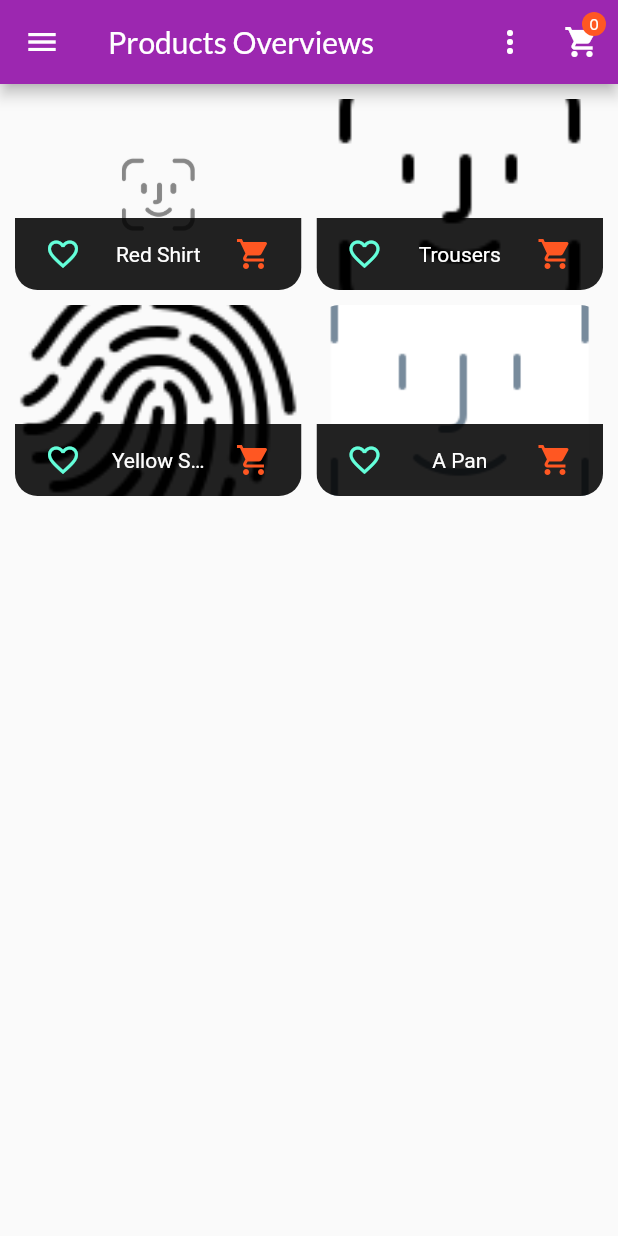
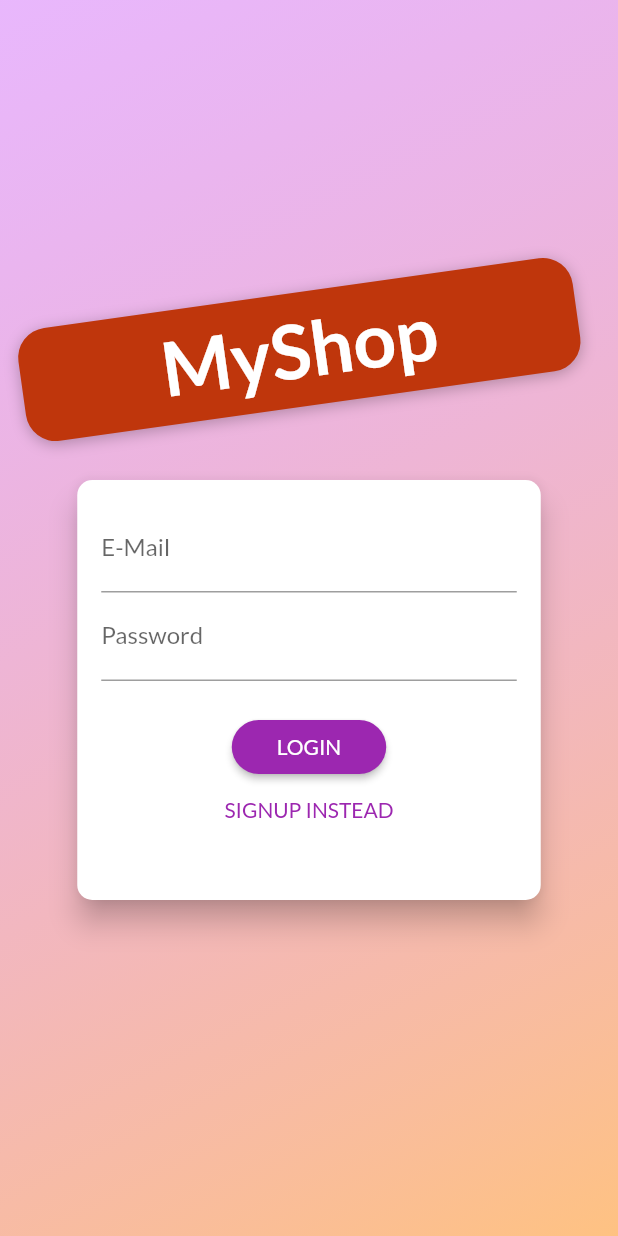
Before and after one commit to Tary-nan/build_adroid, a Flutter app: the screen it shows after launch, on a phone screen of 412 x 824 dp. Run offline on Flutter 3.47's test engine with Material 2 defaults, Android fonts, the phone set to English and light mode, and no system bars; our stand-ins replace get_it, rxdart; missing offline and left inert: sprinkle.

Commit message:
animation flutter

```diff
--- a/lib/StateManagement/FeatureProviders/provider.dart
+++ b/lib/StateManagement/FeatureProviders/provider.dart
@@ -67,12 +67,9 @@ class Products with ChangeNotifier {
     if (productIndex >= 0) {
       _items[productIndex] = newProduct;
       notifyListeners();
-
     }else{
       print("... rien");
     }
-
-
   }
 
   List<Product> get favoriteOnly =>  _items.where((productItem)=> productItem.isfavorite).toList();
--- /dev/null
+++ b/lib/StateManagement/Screens/auth_screen.dart
@@ -0,0 +1,293 @@
+import 'dart:math';
+
+import 'package:flutter/material.dart';
+
+enum AuthMode { Signup, Login }
+
+class AuthScreen extends StatelessWidget {
+  static const routeName = '/auth';
+
+  @override
+  Widget build(BuildContext context) {
+    final deviceSize = MediaQuery.of(context).size;
+    // final transformConfig = Matrix4.rotationZ(-8 * pi / 180);
+    // transformConfig.translate(-10.0);
+    return Scaffold(
+      // resizeToAvoidBottomInset: false,
+      body: Stack(
+        children: <Widget>[
+          Container(
+            decoration: BoxDecoration(
+              gradient: LinearGradient(
+                colors: [
+                  Color.fromRGBO(215, 117, 255, 1).withOpacity(0.5),
+                  Color.fromRGBO(255, 188, 117, 1).withOpacity(0.9),
+                ],
+                begin: Alignment.topLeft,
+                end: Alignment.bottomRight,
+                stops: [0, 1],
+              ),
+            ),
+          ),
+          SingleChildScrollView(
+            child: Container(
+              height: deviceSize.height,
+              width: deviceSize.width,
+              child: Column(
+                mainAxisAlignment: MainAxisAlignment.center,
+                crossAxisAlignment: CrossAxisAlignment.center,
+                children: <Widget>[
+                  Flexible(
+                    child: Container(
+                      margin: EdgeInsets.only(bottom: 20.0),
+                      padding:
+                          EdgeInsets.symmetric(vertical: 8.0, horizontal: 94.0),
+                      transform: Matrix4.rotationZ(-8 * pi / 180) // pi / angle 180 -8 steps  aiguille d'une montre + =/= -
+                        ..translate(-10.0),
+                      // ..translate(-10.0),
+                      decoration: BoxDecoration(
+                        borderRadius: BorderRadius.circular(20),
+                        color: Colors.deepOrange.shade900,
+                        boxShadow: [
+                          BoxShadow(
+                            blurRadius: 8,
+                            color: Colors.black26,
+                            offset: Offset(0, 2),
+                          )
+                        ],
+                      ),
+                      child: Text(
+                        'MyShop',
+                        style: TextStyle(
+                          color: Theme.of(context).accentTextTheme.title.color,
+                          fontSize: 50,
+                          fontFamily: 'Anton',
+                          fontWeight: FontWeight.normal,
+                        ),
+                      ),
+                    ),
+                  ),
+                  Flexible(
+                    flex: deviceSize.width > 600 ? 2 : 1,
+                    child: AuthCard(),
+                  ),
+                ],
+              ),
+            ),
+          ),
+        ],
+      ),
+    );
+  }
+}
+
+
+class AuthCard extends StatefulWidget {
+  const AuthCard({
+    Key key,
+  }) : super(key: key);
+
+  @override
+  _AuthCardState createState() => _AuthCardState();
+}
+
+class _AuthCardState extends State<AuthCard>
+    with SingleTickerProviderStateMixin {
+  final GlobalKey<FormState> _formKey = GlobalKey();
+  AuthMode _authMode = AuthMode.Login;
+  AnimationController _controller;
+  Animation<Size> _heightContainer;
+  Animation<double> _opacityAnimation;
+  Animation<Offset> _slideAnimation;
+  Map<String, String> _authData = {
+    'email': '',
+    'password': '',
+  };
+  var _isLoading = false;
+  final _passwordController = TextEditingController();
+
+  @override
+  void initState() {
+    super.initState();
+
+    _controller = AnimationController(vsync: this, duration: Duration(milliseconds: 300));
+    _heightContainer = Tween<Size>(
+      begin: Size(double.infinity, 280),
+      end: Size(double.infinity, 320)
+    ).animate(CurvedAnimation(parent: _controller, curve: Curves.easeIn));
+
+    _opacityAnimation = Tween<double>(
+      begin: 0.0,
+      end: 1.0
+    ).animate(CurvedAnimation(parent: _controller, curve: Curves.easeIn,));
+
+    _slideAnimation = Tween<Offset>(
+      begin: Offset(3, 0),
+      end: Offset(0, 0)
+    ).animate(CurvedAnimation(parent: _controller, curve: Curves.easeIn,));
+
+    _slideAnimation.addListener(()=> setState((){}));
+    // _opacityAnimation.addListener(()=> setState((){}));
+
+  }
+
+  @override
+  void dispose() {
+    super.dispose();
+    _controller.dispose();
+  }
+
+  void _showErrorDialog(String message) {
+    showDialog(
+      context: context,
+      builder: (ctx) => AlertDialog(
+            title: Text('An Error Occurred!'),
+            content: Text(message),
+            actions: <Widget>[
+              FlatButton(
+                child: Text('Okay'),
+                onPressed: () {
+                  Navigator.of(ctx).pop();
+                },
+              )
+            ],
+          ),
+    );
+  }
+
+  Future<void> _submit() async {
+    if (!_formKey.currentState.validate()) {
+      // Invalid!
+      return;
+    }
+    _formKey.currentState.save();
+    setState(() {
+      _isLoading = true;
+    });
+
+  }
+
+  void _switchAuthMode() {
+    if (_authMode == AuthMode.Login) {
+      setState(() {
+        _authMode = AuthMode.Signup;
+      });
+      _controller.forward();
+    } else {
+      setState(() {
+        _authMode = AuthMode.Login;
+      });
+      _controller.reverse();
+    }
+  }
+
+  @override
+  Widget build(BuildContext context) {
+    final deviceSize = MediaQuery.of(context).size;
+    return Card(
+      shape: RoundedRectangleBorder(
+        borderRadius: BorderRadius.circular(10.0),
+      ),
+      elevation: 8.0,
+      child: Container(
+        // height: _authMode == AuthMode.Signup ? 320 : 260,
+        height: _heightContainer.value.height,
+        constraints:
+            BoxConstraints(minHeight: _heightContainer.value.height),
+            // BoxConstraints(minHeight: _authMode == AuthMode.Signup ? 320 : 260),
+        width: deviceSize.width * 0.75,
+        padding: EdgeInsets.all(16.0),
+        child: Form(
+          key: _formKey,
+          child: SingleChildScrollView(
+            child: Column(
+              children: <Widget>[
+                TextFormField(
+                  decoration: InputDecoration(labelText: 'E-Mail'),
+                  keyboardType: TextInputType.emailAddress,
+                  validator: (value) {
+                    if (value.isEmpty || !value.contains('@')) {
+                      return 'Invalid email!';
+                    }
+                    return null;
+                  },
+                  onSaved: (value) {
+                    _authData['email'] = value;
+                  },
+                ),
+                TextFormField(
+                  decoration: InputDecoration(labelText: 'Password'),
+                  obscureText: true,
+                  controller: _passwordController,
+                  validator: (value) {
+                    if (value.isEmpty || value.length < 5) {
+                      return 'Password is too short!';
+                    }
+                    return null;
+                  },
+                  onSaved: (value) {
+                    _authData['password'] = value;
+                  },
+                ),
+               FadeTransition(
+                 opacity: _opacityAnimation,
+                 child: AnimatedContainer(
+                   duration: Duration(milliseconds: 300),
+                   constraints: BoxConstraints(
+                     minHeight: _authMode == AuthMode.Signup? 60: 0,
+                     maxHeight: _authMode == AuthMode.Signup? 120: 0,
+                   ),
+                   child: SlideTransition(
+                     position: _slideAnimation,
+                     child: TextFormField(
+                        enabled: _authMode == AuthMode.Signup,
+                        decoration:
+                            InputDecoration(labelText: 'Confirm Password'),
+                        obscureText: true,
+                        validator: _authMode == AuthMode.Signup
+                            ? (value) {
+                                if (value != _passwordController.text) {
+                                  return 'Passwords do not match!';
+                                }
+                                return null;
+
+                              }
+                            : null,
+                      ),
+                   ),
+                 ),
+               ),
+                SizedBox(
+                  height: 20,
+                ),
+                if (_isLoading)
+                  CircularProgressIndicator()
+                else
+                  RaisedButton(
+                    child:
+                        Text(_authMode == AuthMode.Login ? 'LOGIN' : 'SIGN UP'),
+                    onPressed: _submit,
+                    shape: RoundedRectangleBorder(
+                      borderRadius: BorderRadius.circular(30),
+                    ),
+                    padding:
+                        EdgeInsets.symmetric(horizontal: 30.0, vertical: 8.0),
+                    color: Theme.of(context).primaryColor,
+                    textColor: Theme.of(context).primaryTextTheme.button.color,
+                  ),
+                FlatButton(
+                  child: Text(
+                      '${_authMode == AuthMode.Login ? 'SIGNUP' : 'LOGIN'} INSTEAD'),
+                  onPressed: _switchAuthMode,
+                  padding: EdgeInsets.symmetric(horizontal: 30.0, vertical: 4),
+                  materialTapTargetSize: MaterialTapTargetSize.shrinkWrap,
+                  textColor: Theme.of(context).primaryColor,
+                ),
+              ],
+            ),
+          ),
+        ),
+      ),
+    );
+  }
+}
--- a/lib/StateManagement/Widgets/form_register.dart
+++ b/lib/StateManagement/Widgets/form_register.dart
@@ -38,6 +38,7 @@ class _FormRegisterState extends State<FormRegister> {
 
   void _updateImageUrl() {
     if (!_imageUrlFocus.hasFocus) {
+      print('ok');
       // if ((!_imageUrlController.text.startsWith('http') && !_imageUrlController.text.startsWith('https')) || (!_imageUrlController.text.endsWith('.png') &&  !_imageUrlController.text.endsWith('.jpg') &&
       //         !_imageUrlController.text.endsWith('.jpeg'))) {
       //   return;
@@ -74,7 +75,6 @@ class _FormRegisterState extends State<FormRegister> {
      print("didChangeDepencies");
      if (_isInit) {
         final productId = ModalRoute.of(context).settings.arguments as String;
-        print(productId);
         if(productId != null){
           _editedProduct = Provider.of<Products>(context, listen: false).findById(id: productId);
           _initValues = {
@@ -132,6 +132,7 @@ class _FormRegisterState extends State<FormRegister> {
                 id: _editedProduct.id,
                 isfavorite: _editedProduct.isfavorite
                 );
+
           },
           decoration: InputDecoration(
               labelText: "Title",
--- a/lib/StateManagement/main.dart
+++ b/lib/StateManagement/main.dart
@@ -1,12 +1,13 @@
 import 'package:buildadroid/StateManagement/FeatureProviders/cart.dart';
 import 'package:buildadroid/StateManagement/FeatureProviders/orders.dart';
 import 'package:buildadroid/StateManagement/FeatureProviders/provider.dart';
+import 'package:buildadroid/StateManagement/Screens/auth_screen.dart';
 import 'package:buildadroid/StateManagement/Screens/cart_screen.dart';
 import 'package:buildadroid/StateManagement/Screens/edit_product_screen.dart';
 import 'package:buildadroid/StateManagement/Screens/list_product_screen.dart';
 import 'package:buildadroid/StateManagement/Screens/order_Screen.dart';
 import 'package:buildadroid/StateManagement/Screens/product_detail_screen.dart';
-import 'package:buildadroid/StateManagement/Screens/product_overviews_screen.dart';
+// import 'package:buildadroid/StateManagement/Screens/product_overviews_screen.dart';
 import 'package:flutter/material.dart';
 import 'package:provider/provider.dart';
 
@@ -25,7 +26,7 @@ class MyAppStateManagement extends StatelessWidget {
         //home: ProductOverviewsScreen(),
         initialRoute: '/',
         routes: {
-          '/': (context)=> ProductOverviewsScreen(),
+          '/': (context)=> AuthScreen(),
           ProductDetailScreen.routeName : (context)=> ProductDetailScreen(),
           CartScreen.routeName : (context)=> CartScreen(),
           OrdersScreen.routeName : (context)=> OrdersScreen(),
--- a/lib/TimeNavigation/FeatureManager/CategoryManager.dart
+++ b/lib/TimeNavigation/FeatureManager/CategoryManager.dart
@@ -15,5 +15,4 @@ class CategoryManager implements Manager {
   void dispose() {
     _collectionSubject.close();
   }
-
 }
--- a/lib/TimeNavigation/FeatureManager/MealsManager.dart
+++ b/lib/TimeNavigation/FeatureManager/MealsManager.dart
@@ -3,6 +3,11 @@ import 'package:sprinkle/Manager.dart';
 import 'package:rxdart/rxdart.dart';
 
 class MealsManager implements Manager {
+
+  MealsManager(){
+    _collectionSubject.add(DataProviderMeal().dataMeal);
+
+  }
 
   List<Meal> _data = DataProviderMeal().dataMeal;
   List<Meal> _favoritesMeals = [];
@@ -69,6 +74,7 @@ class MealsManager implements Manager {
 
   void searchListItem({String id}){
 
+
     List<Meal> data = _data
     .where((meals)=>
        meals.categories.contains(id)).toList();
@@ -120,7 +126,7 @@ class MealsManager implements Manager {
       Rx.combineLatest([gluentenFree$, vegetarian$, vegan$, lactooseFree$], (value)=> true);
 
   void submit(){
-    List<Meal> filterMealData = DataProviderMeal().dataMeal.where((meal){
+    List<Meal> filterMealData = _data.where((meal){
       if(_swicthGluenFree.value && !meal.isGlutenFree){
           return false;
       }
--- a/lib/TimeNavigation/FeatureManager/TabsManager.dart
+++ b/lib/TimeNavigation/FeatureManager/TabsManager.dart
@@ -15,5 +15,4 @@ class TabsManager implements Manager {
   void dispose() {
     _subject.close();
   }
-
 }
```
